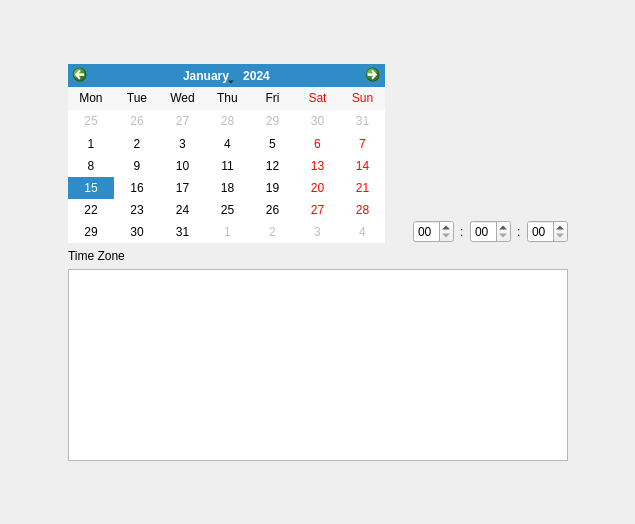
This is yali4/gui/Ui/datetimewidget.ui in dadas45li/yali as Qt 5 draws it before an edit. The edited form follows.
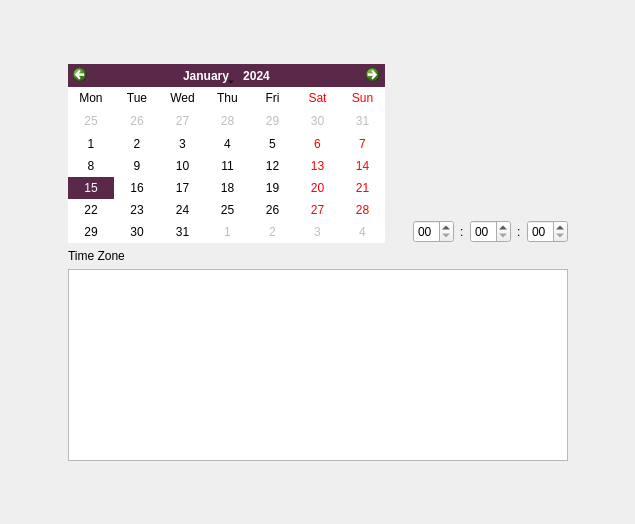
This is the edited form. Custom widgets are drawn as their Qt base class.

Commit message: * Fix Calendar and Slider styles for colour palette ..

The edit to the form file:
```diff
--- a/yali4/gui/Ui/datetimewidget.ui
+++ b/yali4/gui/Ui/datetimewidget.ui
@@ -47,7 +47,12 @@
      <property name="autoFillBackground" >
       <bool>true</bool>
      </property>
-     <property name="firstDayOfWeek" >
+     <property name="styleSheet">
+      <string notr="true">selection-background-color: #5A2848;
+alternate-background-color: rgba(255, 255, 255, 122);
+</string>
+     </property>
+     <property name="firstDayOfWeek">
       <enum>Qt::Monday</enum>
      </property>
      <property name="gridVisible" >
```
Left out of the diff: 111 changed lines with no effect on the pictures. The commit also changes 1 other file.
